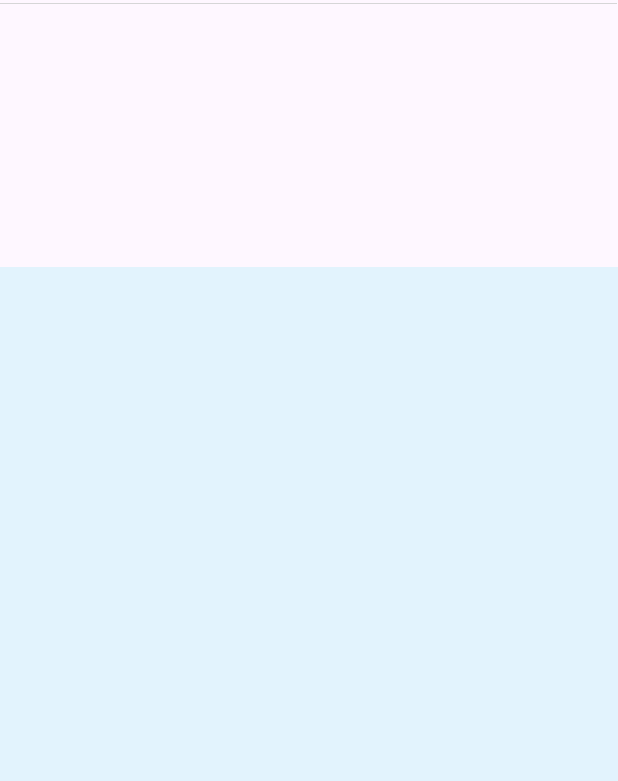
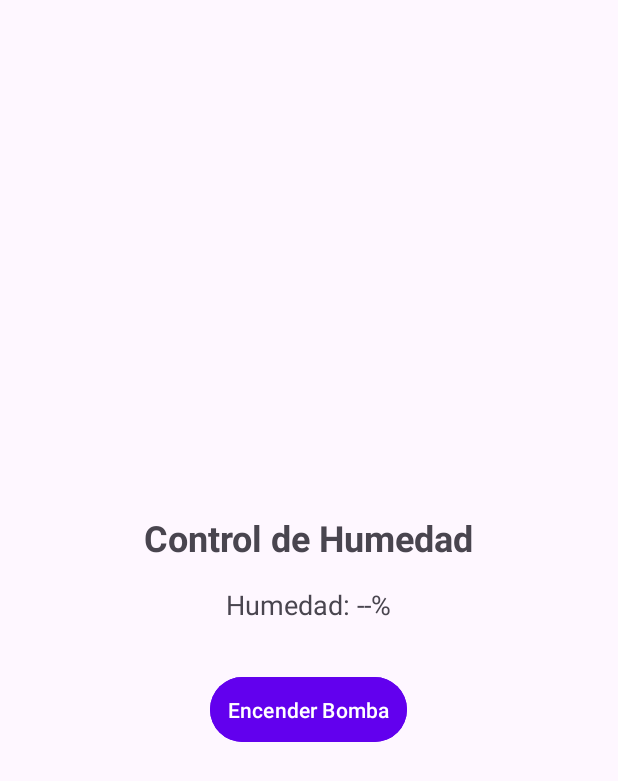
Before and after one commit to KevinFernandez21/AquaSmart, an Android app: the layout activity_main.xml on its own in the app's theme, with its tools: preview values and no code run, on a phone screen of 412 x 824 dp. Shown: the top 781 px of the screen. Run offline under Robolectric (Android 15) with nearby library versions, the phone set to English and light mode, and no system bars.

Commit message:
falta diseño

```diff
--- a/app/build.gradle.kts
+++ b/app/build.gradle.kts
@@ -39,14 +39,17 @@ android {
 }
 
 dependencies {
-
     implementation(libs.androidx.core.ktx)
     implementation(libs.androidx.appcompat)
     implementation(libs.material)
     implementation(libs.androidx.constraintlayout)
+    implementation(libs.com.squareup.retrofit2)
+    implementation(libs.com.squareup.retrofit2.converter.gson)
+    implementation(libs.org.jetbrains.kotlinx)
     implementation(libs.androidx.navigation.fragment.ktx)
     implementation(libs.androidx.navigation.ui.ktx)
     testImplementation(libs.junit)
     androidTestImplementation(libs.androidx.junit)
     androidTestImplementation(libs.androidx.espresso.core)
+
 }
--- a/app/src/main/AndroidManifest.xml
+++ b/app/src/main/AndroidManifest.xml
@@ -2,7 +2,9 @@
 <manifest xmlns:android="http://schemas.android.com/apk/res/android"
     xmlns:tools="http://schemas.android.com/tools">
 
+    <uses-permission android:name="android.permission.INTERNET" />
     <application
+        android:usesCleartextTraffic="true"
         android:allowBackup="true"
         android:dataExtractionRules="@xml/data_extraction_rules"
         android:fullBackupContent="@xml/backup_rules"
--- /dev/null
+++ b/app/src/main/java/com/example/aquasmart/api/ApiService.kt
@@ -0,0 +1,16 @@
+package com.example.aquasmart.api
+
+import com.example.aquasmart.model.BombaResponse
+import retrofit2.Call
+import com.example.aquasmart.model.HumedadResponse
+import retrofit2.http.GET
+interface ApiService {
+    @GET("/datos")
+    fun getHumedad(): Call<HumedadResponse>
+
+    @GET("/activar")
+    fun activarBomba(): Call<BombaResponse>  // Cambiar a BombaResponse
+
+    @GET("/apagar")
+    fun apagarBomba(): Call<BombaResponse>
+}
--- /dev/null
+++ b/app/src/main/java/com/example/aquasmart/model/BombaResponse.kt
@@ -0,0 +1,6 @@
+package com.example.aquasmart.model
+
+data class BombaResponse(
+    val status: String,
+    val message: String
+)
--- /dev/null
+++ b/app/src/main/java/com/example/aquasmart/model/HumedadResponse.kt
@@ -0,0 +1,5 @@
+package com.example.aquasmart.model
+
+data class HumedadResponse(
+    val humedad: Int
+)
--- /dev/null
+++ b/app/src/main/res/drawable/circle_button_green.xml
@@ -0,0 +1,5 @@
+<?xml version="1.0" encoding="utf-8"?>
+<selector xmlns:android="http://schemas.android.com/apk/res/android" android:shape="oval">
+    <solid android:color="#00FF00" />
+    <size android:width="150dp" android:height="150dp" />
+</selector>
--- /dev/null
+++ b/app/src/main/res/drawable/circle_button_red.xml
@@ -0,0 +1,5 @@
+<?xml version="1.0" encoding="utf-8"?>
+<selector xmlns:android="http://schemas.android.com/apk/res/android" android:shape="oval">
+    <solid android:color="#FF0000" />
+    <size android:width="150dp" android:height="150dp" />
+</selector>
--- /dev/null
+++ b/app/src/main/res/drawable/ic_add.xml
@@ -0,0 +1,4 @@
+<?xml version="1.0" encoding="utf-8"?>
+<selector xmlns:android="http://schemas.android.com/apk/res/android">
+
+</selector>
--- /dev/null
+++ b/app/src/main/res/drawable/logo_zero_waste.xml
@@ -0,0 +1,4 @@
+<?xml version="1.0" encoding="utf-8"?>
+<selector xmlns:android="http://schemas.android.com/apk/res/android">
+
+</selector>
--- a/app/src/main/res/layout/activity_main.xml
+++ b/app/src/main/res/layout/activity_main.xml
@@ -6,44 +6,54 @@
     android:layout_height="match_parent"
     tools:context=".MainActivity">
 
-    <!-- Título -->
+    <LinearLayout
+        android:id="@+id/linearLayout"
+        android:layout_width="412dp"
+        android:layout_height="807dp"
+        android:gravity="center"
+        android:orientation="vertical"
+        android:padding="16dp"
+        app:layout_constraintBottom_toBottomOf="parent"
+        app:layout_constraintEnd_toEndOf="parent"
+        app:layout_constraintStart_toStartOf="parent">
 
-    <!-- Texto de Humedad -->
-
-    <!-- Botón para Controlar la Bomba -->
-
-    <LinearLayout
-        android:layout_width="411dp"
-        android:layout_height="85dp"
-        android:orientation="horizontal"
-        app:layout_constraintBottom_toTopOf="@+id/linearLayout2"
-        app:layout_constraintEnd_toEndOf="parent"
-        app:layout_constraintHorizontal_bias="0.0"
-        app:layout_constraintStart_toStartOf="parent"
-        app:layout_constraintTop_toTopOf="parent"
-        app:layout_constraintVertical_bias="0.023">
-
-        <ImageView
-            android:id="@+id/imageView3"
+        <!-- Título o encabezado -->
+        <TextView
+            android:id="@+id/textViewTitulo"
             android:layout_width="wrap_content"
             android:layout_height="wrap_content"
-            android:layout_weight="1"
-            tools:srcCompat="@tools:sample/avatars" />
+            android:layout_marginBottom="16dp"
+            android:text="Control de Humedad"
+            android:textSize="24sp"
+            android:textStyle="bold" />
+
+        <!-- Texto que muestra la humedad actual -->
+        <TextView
+            android:id="@+id/textViewHumedad"
+            android:layout_width="wrap_content"
+            android:layout_height="wrap_content"
+            android:layout_marginBottom="32dp"
+            android:text="Humedad: --%"
+            android:textSize="18sp" />
+
+        <!-- Botón para controlar la bomba -->
+        <Button
+            android:id="@+id/buttonControlBomba"
+            android:layout_width="wrap_content"
+            android:layout_height="wrap_content"
+            android:backgroundTint="@color/purple_500"
+            android:padding="12dp"
+            android:text="Encender Bomba"
+            android:textColor="@android:color/white" />
 
     </LinearLayout>
 
     <LinearLayout
-        android:id="@+id/linearLayout2"
-        android:layout_width="0dp"
-        android:layout_height="646dp"
-        android:background="#E2F3FD"
-        android:orientation="vertical"
-        android:visibility="visible"
-        app:layout_constraintBottom_toBottomOf="parent"
+        android:layout_width="412dp"
+        android:layout_height="89dp"
+        android:orientation="horizontal"
+        app:layout_constraintBottom_toTopOf="@+id/linearLayout"
         app:layout_constraintEnd_toEndOf="parent"
-        app:layout_constraintHorizontal_bias="0.494"
-        app:layout_constraintStart_toStartOf="parent">
-
-    </LinearLayout>
+        app:layout_constraintTop_toTopOf="parent"></LinearLayout>
 
 </androidx.constraintlayout.widget.ConstraintLayout>
--- a/app/src/main/res/values/colors.xml
+++ b/app/src/main/res/values/colors.xml
@@ -2,4 +2,5 @@
 <resources>
     <color name="black">#FF000000</color>
     <color name="white">#FFFFFFFF</color>
+    <color name="purple_500">#6200EE</color>
 </resources>
```
Also changed, not shown: app/src/main/java/com/example/aquasmart/MainActivity.kt (+114 -28 lines), gradle/libs.versions.toml (+6 -1 lines), 1 other file.
